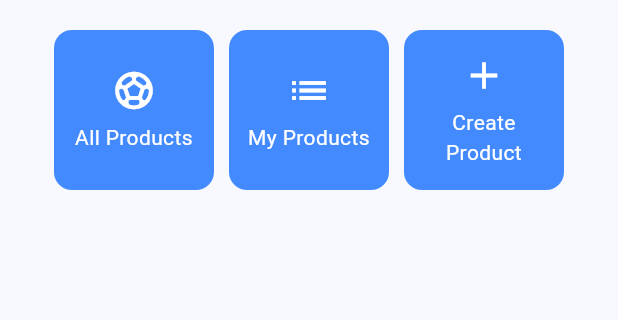
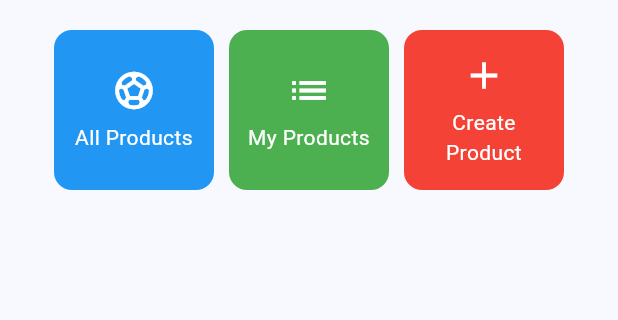
Before and after one commit to AsukaOurijya/OO-football, a Flutter app: the screen it shows after launch, on a phone screen of 412 x 824 dp, the part 357-677 px from its top. Run offline on Flutter 3.47's test engine with Material 3 defaults, Android fonts, the light colour scheme and no system bars.

Commit message:
Done Tugas 7 (keknya)

```diff
--- a/lib/menu.dart
+++ b/lib/menu.dart
@@ -8,9 +8,9 @@ class MyHomePage extends StatelessWidget {
   final String kelas = "C";
 
   final List<ItemHomePage> items = [
-    ItemHomePage("All Products", Icons.sports_soccer),
-    ItemHomePage("My Products", Icons.list),
-    ItemHomePage("Create Product", Icons.add),
+    ItemHomePage("All Products", Icons.sports_soccer, Colors.blue),
+    ItemHomePage("My Products", Icons.list, Colors.green),
+    ItemHomePage("Create Product", Icons.add, Colors.red),
   ];
 
   @override
@@ -82,8 +82,9 @@ class MyHomePage extends StatelessWidget {
 class ItemHomePage {
   final String name;
   final IconData icon;
+  final Color color;
 
-  ItemHomePage(this.name, this.icon);
+  ItemHomePage(this.name, this.icon, this.color);
 }
 
 class InfoCard extends StatelessWidget {
@@ -123,7 +124,7 @@ class ItemCard extends StatelessWidget {
   @override
   Widget build(BuildContext context) {
     return Material(
-      color: Theme.of(context).colorScheme.secondary,
+      color: item.color,
       borderRadius: BorderRadius.circular(12),
 
       child: InkWell(
```
